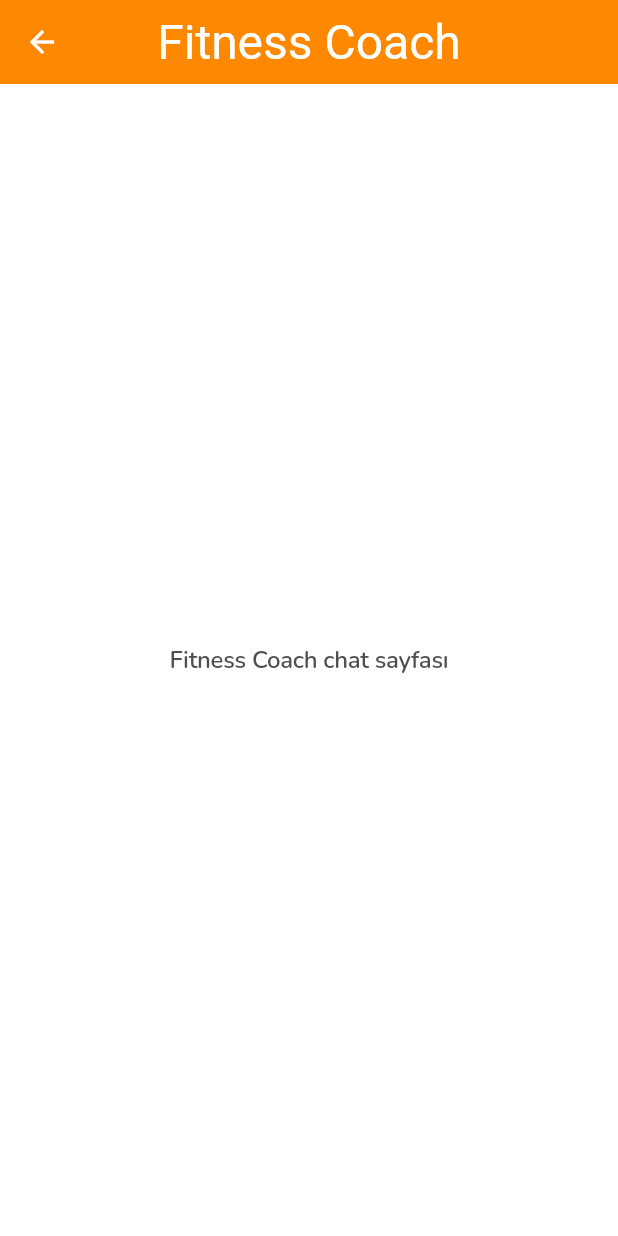
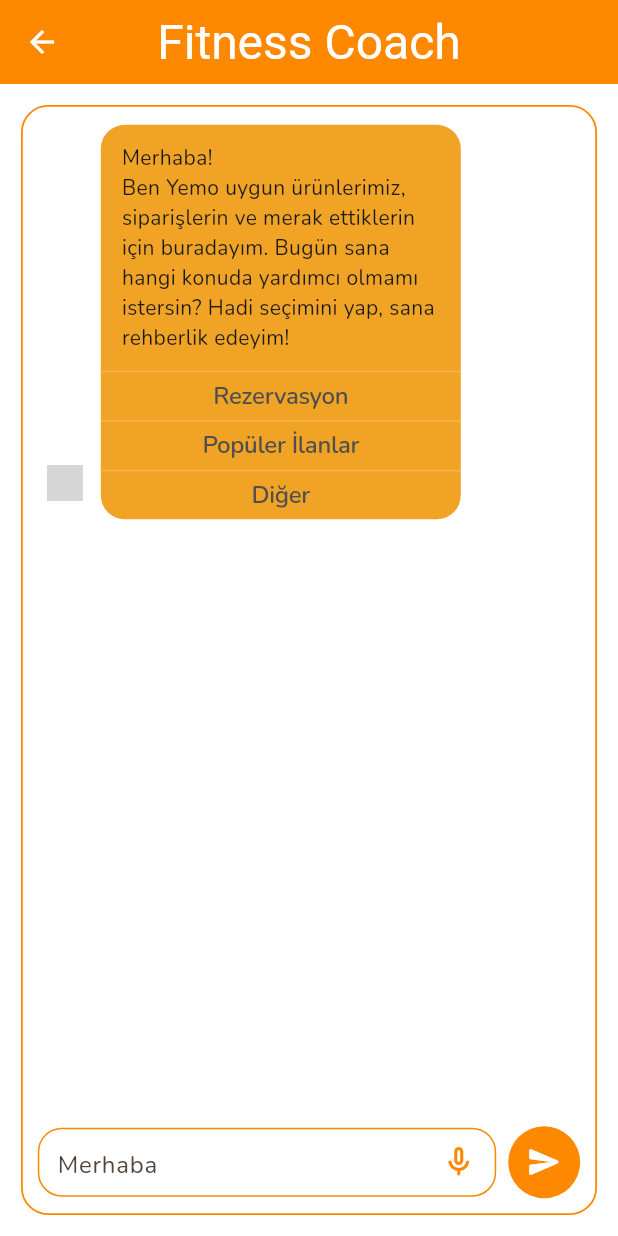
Before and after one commit to DeryaTelli/wellbot, a Flutter app: the screen it shows after launch, after a tap on "Fitness Coach", on a phone screen of 412 x 824 dp. Run offline on Flutter 3.47's test engine with Material 3 defaults, Android fonts, the phone set to English and light mode, and no system bars; our stand-ins replace google_fonts, lottie; Roboto replaces fonts that are missing (Orelega One); grey boxes are pictures that could not be loaded.

Commit message:
complete chat page ui and start the chat history page

```diff
--- a/lib/models/chat_message_model.dart
+++ b/lib/models/chat_message_model.dart
@@ -0,0 +1,19 @@
+enum SenderType { user, bot }
+
+class ChatMessageModel {
+  final String id;
+  final String text;
+  final SenderType sender;
+  final DateTime time;
+  final bool showQuickActions;
+  final List<String> quickActions;
+
+  const ChatMessageModel({
+    required this.id,
+    required this.text,
+    required this.sender,
+    required this.time,
+    this.showQuickActions = false,
+    this.quickActions = const [],
+  });
+}
--- a/lib/models/quick_action_model.dart
+++ b/lib/models/quick_action_model.dart
@@ -0,0 +1,5 @@
+class QuickActionModel {
+  final String title;
+
+  const QuickActionModel({required this.title});
+}
--- a/lib/utils/widgets/chat/bot_message.dart
+++ b/lib/utils/widgets/chat/bot_message.dart
@@ -0,0 +1,64 @@
+import 'package:flutter/material.dart';
+import 'package:wellbot/models/chat_message_model.dart';
+import 'package:wellbot/utils/theme/custom_text_style.dart';
+import 'quick_action_buttons.dart';
+
+class BotMessageBubble extends StatelessWidget {
+  final ChatMessageModel message;
+  final ValueChanged<String> onQuickActionTap;
+
+  const BotMessageBubble({
+    super.key,
+    required this.message,
+    required this.onQuickActionTap,
+  });
+
+  @override
+  Widget build(BuildContext context) {
+    return Padding(
+      padding: const EdgeInsets.only(bottom: 14),
+      child: Row(
+        crossAxisAlignment: CrossAxisAlignment.end,
+        children: [
+          Padding(
+            padding: const EdgeInsets.only(right: 8, bottom: 8),
+            child: CircleAvatar(
+              radius: 16,
+              backgroundColor: Colors.transparent,
+              child: Image.asset(
+                'assets/images/bot_avatar.png',
+                errorBuilder: (_, __, ___) => const Icon(Icons.smart_toy),
+              ),
+            ),
+          ),
+          Flexible(
+            child: Container(
+              constraints: const BoxConstraints(maxWidth: 240),
+              decoration: BoxDecoration(
+                color: const Color(0xFFF1A325),
+                borderRadius: BorderRadius.circular(16),
+              ),
+              child: Column(
+                crossAxisAlignment: CrossAxisAlignment.stretch,
+                children: [
+                  Padding(
+                    padding: const EdgeInsets.fromLTRB(14, 12, 14, 12),
+                    child: Text(
+                      message.text,
+                      style: CustomTextStyles.regular14Black,
+                    ),
+                  ),
+                  if (message.showQuickActions)
+                    QuickActionButtons(
+                      actions: message.quickActions,
+                      onTap: onQuickActionTap,
+                    ),
+                ],
+              ),
+            ),
+          ),
+        ],
+      ),
+    );
+  }
+}
--- a/lib/utils/widgets/chat/chat_input_bar.dart
+++ b/lib/utils/widgets/chat/chat_input_bar.dart
@@ -0,0 +1,69 @@
+import 'package:flutter/material.dart';
+import 'package:wellbot/utils/constants/app_colors.dart';
+
+
+class ChatInputBar extends StatelessWidget {
+  final TextEditingController controller;
+  final VoidCallback onSend;
+
+  const ChatInputBar({
+    super.key,
+    required this.controller,
+    required this.onSend,
+  });
+
+  @override
+  Widget build(BuildContext context) {
+    return Padding(
+      padding: const EdgeInsets.fromLTRB(10, 8, 10, 10),
+      child: Row(
+        children: [
+          Expanded(
+            child: Container(
+              height: 46,
+              decoration: BoxDecoration(
+                color: Colors.white,
+                border: Border.all(color: AppColors.primaryColor),
+                borderRadius: BorderRadius.circular(16),
+              ),
+              padding: const EdgeInsets.symmetric(horizontal: 12),
+              child: Row(
+                children: [
+                  Expanded(
+                    child: TextField(
+                      controller: controller,
+                      decoration: const InputDecoration(
+                        hintText: 'Merhaba',
+                        border: InputBorder.none,
+                      ),
+                    ),
+                  ),
+                  Icon(
+                    Icons.mic_none_rounded,
+                    color: AppColors.primaryColor,
+                  ),
+                ],
+              ),
+            ),
+          ),
+          const SizedBox(width: 8),
+          GestureDetector(
+            onTap: onSend,
+            child: Container(
+              width: 48,
+              height: 48,
+              decoration: const BoxDecoration(
+                color: AppColors.primaryColor,
+                shape: BoxShape.circle,
+              ),
+              child: const Icon(
+                Icons.send_rounded,
+                color: Colors.white,
+              ),
+            ),
+          ),
+        ],
+      ),
+    );
+  }
+}
--- a/lib/utils/widgets/chat/chat_message_list.dart
+++ b/lib/utils/widgets/chat/chat_message_list.dart
@@ -0,0 +1,40 @@
+
+
+import 'package:flutter/material.dart';
+import 'package:wellbot/models/chat_message_model.dart';
+import 'package:wellbot/utils/widgets/chat/bot_message.dart';
+import 'package:wellbot/utils/widgets/chat/user_message.dart';
+
+class ChatMessageList extends StatelessWidget {
+  final List<ChatMessageModel> messages;
+  final ScrollController scrollController;
+  final ValueChanged<String> onQuickActionTap;
+
+  const ChatMessageList({
+    super.key,
+    required this.messages,
+    required this.scrollController,
+    required this.onQuickActionTap,
+  });
+
+  @override
+  Widget build(BuildContext context) {
+    return ListView.builder(
+      controller: scrollController,
+      padding: const EdgeInsets.all(12),
+      itemCount: messages.length,
+      itemBuilder: (context, index) {
+        final message = messages[index];
+
+        if (message.sender == SenderType.user) {
+          return UserMessageBubble(message: message);
+        }
+
+        return BotMessageBubble(
+          message: message,
+          onQuickActionTap: onQuickActionTap,
+        );
+      },
+    );
+  }
+}
--- a/lib/utils/widgets/chat/quick_action_buttons.dart
+++ b/lib/utils/widgets/chat/quick_action_buttons.dart
@@ -0,0 +1,38 @@
+import 'package:flutter/material.dart';
+import 'package:wellbot/utils/theme/custom_text_style.dart';
+
+class QuickActionButtons extends StatelessWidget {
+  final List<String> actions;
+  final ValueChanged<String> onTap;
+
+  const QuickActionButtons({
+    super.key,
+    required this.actions,
+    required this.onTap,
+  });
+
+  @override
+  Widget build(BuildContext context) {
+    return Column(
+      children: actions.map((action) {
+        return InkWell(
+          onTap: () => onTap(action),
+          child: Container(
+            width: double.infinity,
+            padding: const EdgeInsets.symmetric(vertical: 10),
+            decoration: const BoxDecoration(
+              border: Border(
+                top: BorderSide(color: Color(0x33FFFFFF)),
+              ),
+            ),
+            child: Text(
+              action,
+              textAlign: TextAlign.center,
+              style: CustomTextStyles.semiBold16DarkGreyDense,
+            ),
+          ),
+        );
+      }).toList(),
+    );
+  }
+}
--- a/lib/viewmodels/chat_viewmodel.dart
+++ b/lib/viewmodels/chat_viewmodel.dart
@@ -0,0 +1,102 @@
+import 'package:flutter/material.dart';
+import 'package:wellbot/models/chat_message_model.dart';
+
+
+class ChatViewModel extends ChangeNotifier {
+  final TextEditingController messageController = TextEditingController();
+  final ScrollController scrollController = ScrollController();
+
+  final List<ChatMessageModel> _messages = [
+    ChatMessageModel(
+      id: '1',
+      text:
+          'Merhaba!\nBen Yemo uygun ürünlerimiz, siparişlerin ve merak ettiklerin için buradayım. Bugün sana hangi konuda yardımcı olmamı istersin? Hadi seçimini yap, sana rehberlik edeyim!',
+      sender: SenderType.bot,
+      time: DateTime.now(),
+      showQuickActions: true,
+      quickActions: [
+        'Rezervasyon',
+        'Popüler İlanlar',
+        'Diğer',
+      ],
+    ),
+  ];
+
+  List<ChatMessageModel> get messages => List.unmodifiable(_messages);
+
+  void sendMessage() {
+    final text = messageController.text.trim();
+    if (text.isEmpty) return;
+
+    _messages.add(
+      ChatMessageModel(
+        id: DateTime.now().millisecondsSinceEpoch.toString(),
+        text: text,
+        sender: SenderType.user,
+        time: DateTime.now(),
+      ),
+    );
+
+    messageController.clear();
+    notifyListeners();
+    _scrollToBottom();
+
+    Future.delayed(const Duration(milliseconds: 500), () {
+      _messages.add(
+        ChatMessageModel(
+          id: DateTime.now().millisecondsSinceEpoch.toString(),
+          text: 'Merhaba nasıl yardımcı olabilirim ?',
+          sender: SenderType.bot,
+          time: DateTime.now(),
+        ),
+      );
+      notifyListeners();
+      _scrollToBottom();
+    });
+  }
+
+  void onQuickActionTap(String action) {
+    _messages.add(
+      ChatMessageModel(
+        id: DateTime.now().millisecondsSinceEpoch.toString(),
+        text: action,
+        sender: SenderType.user,
+        time: DateTime.now(),
+      ),
+    );
+
+    notifyListeners();
+    _scrollToBottom();
+
+    Future.delayed(const Duration(milliseconds: 400), () {
+      _messages.add(
+        ChatMessageModel(
+          id: DateTime.now().millisecondsSinceEpoch.toString(),
+          text: '$action için yardımcı olabilirim.',
+          sender: SenderType.bot,
+          time: DateTime.now(),
+        ),
+      );
+      notifyListeners();
+      _scrollToBottom();
+    });
+  }
+
+  void _scrollToBottom() {
+    Future.delayed(const Duration(milliseconds: 100), () {
+      if (!scrollController.hasClients) return;
+      scrollController.animateTo(
+        scrollController.position.maxScrollExtent + 120,
+        duration: const Duration(milliseconds: 300),
+        curve: Curves.easeOut,
+      );
+    });
+  }
+
+  @override
+  void dispose() {
+    messageController.dispose();
+    scrollController.dispose();
+    super.dispose();
+  }
+}
--- a/lib/views/chat_view.dart
+++ b/lib/views/chat_view.dart
@@ -1,9 +1,11 @@
 import 'package:flutter/material.dart';
 import 'package:wellbot/models/coaches_category_model.dart';
 import 'package:wellbot/utils/constants/app_colors.dart';
-import 'package:wellbot/utils/theme/custom_text_style.dart';
+import 'package:wellbot/utils/widgets/chat/chat_input_bar.dart';
+import 'package:wellbot/utils/widgets/chat/chat_message_list.dart';
+import 'package:wellbot/viewmodels/chat_viewmodel.dart';
 
-class ChatScreen extends StatelessWidget {
+class ChatScreen extends StatefulWidget {
   final CoachCategoryModel coach;
 
   const ChatScreen({
@@ -12,19 +14,62 @@ class ChatScreen extends StatelessWidget {
   });
 
   @override
+  State<ChatScreen> createState() => _ChatScreenState();
+}
+
+class _ChatScreenState extends State<ChatScreen> {
+  late final ChatViewModel viewModel;
+
+  @override
+  void initState() {
+    super.initState();
+    viewModel = ChatViewModel();
+    viewModel.addListener(_refresh);
+  }
+
+  void _refresh() {
+    if (mounted) setState(() {});
+  }
+
+  @override
+  void dispose() {
+    viewModel.removeListener(_refresh);
+    viewModel.dispose();
+    super.dispose();
+  }
+
+  @override
   Widget build(BuildContext context) {
     return Scaffold(
+      backgroundColor: Colors.white,
       appBar: AppBar(
-        title: Text(
-          coach.title,
-          style: CustomTextStyles.orelegaOne32White,
-        ),
-        backgroundColor: AppColors.primaryColor,
+        leading: const BackButton(color: Colors.white),
+        title: Text(widget.coach.title),
       ),
-      body: Center(
-        child: Text(
-          '${coach.title} chat sayfası',
-          style: CustomTextStyles.semiBold16DarkGreyDense,
+      body: SafeArea(
+        child: Padding(
+          padding: const EdgeInsets.all(14),
+          child: Container(
+            decoration: BoxDecoration(
+              border: Border.all(color: AppColors.primaryColor, width: 1.2),
+              borderRadius: BorderRadius.circular(18),
+            ),
+            child: Column(
+              children: [
+                Expanded(
+                  child: ChatMessageList(
+                    messages: viewModel.messages,
+                    scrollController: viewModel.scrollController,
+                    onQuickActionTap: viewModel.onQuickActionTap,
+                  ),
+                ),
+                ChatInputBar(
+                  controller: viewModel.messageController,
+                  onSend: viewModel.sendMessage,
+                ),
+              ],
+            ),
+          ),
         ),
       ),
     );
```
Also changed, not shown: lib/utils/widgets/chat/user_message.dart (+33 -0 lines), lib/models/chat_history_model.dart (added), lib/services/chat_history_service.dart (added), lib/utils/widgets/history/chat_history.dart (added), lib/viewmodels/chat_history_viewmodel.dart (added), lib/views/chat_history_view.dart (added).
